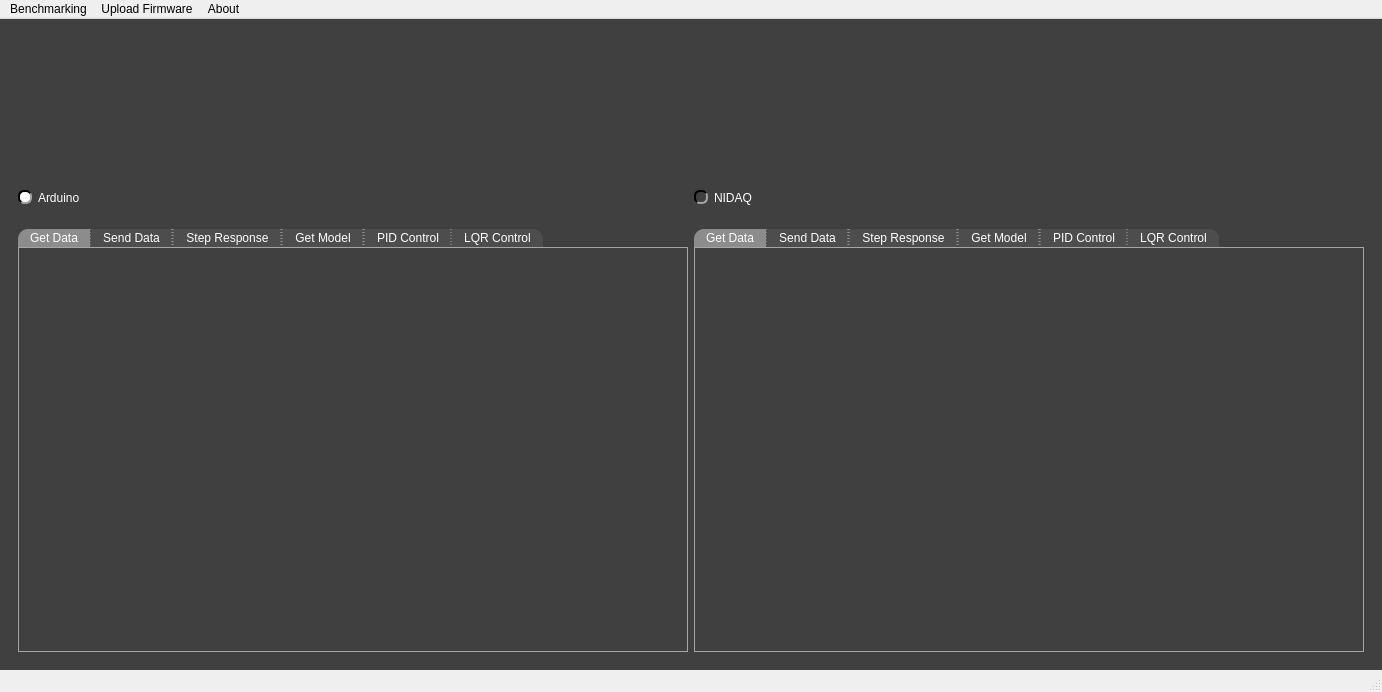
Before: the Qt Designer form pydaq/uis/PyDAQ_Base.ui in viniciusfs14/pydaq, drawn with Qt 5.
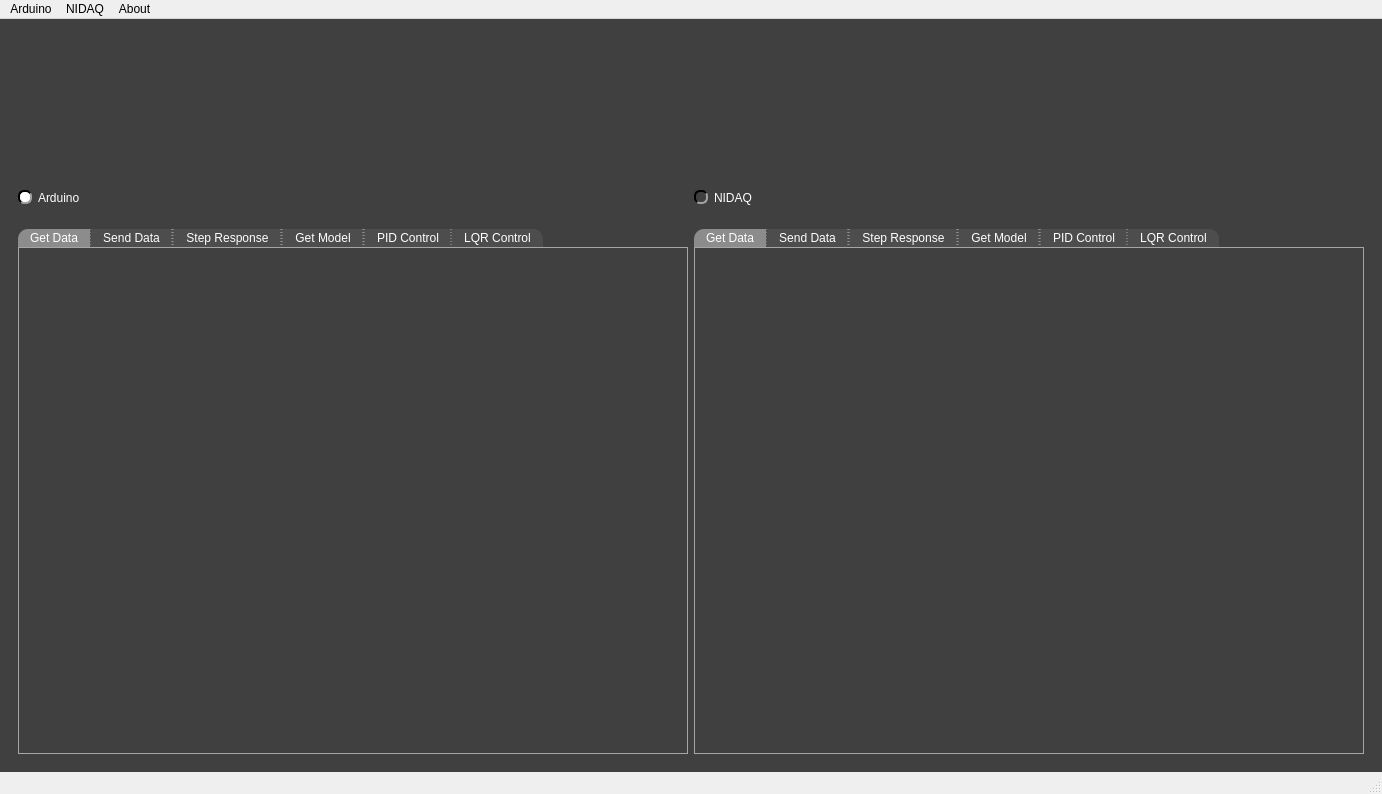
After: the same form once the commit is applied. Icons and pictures are not drawn. Custom widgets are drawn as their Qt base class.

Diff of the .ui file:
```diff
--- a/pydaq/uis/PyDAQ_Base.ui
+++ b/pydaq/uis/PyDAQ_Base.ui
@@ -7,7 +7,7 @@
     <x>0</x>
     <y>0</y>
     <width>1382</width>
-    <height>692</height>
+    <height>794</height>
    </rect>
   </property>
   <property name="minimumSize">
@@ -533,7 +533,7 @@
                 <x>0</x>
                 <y>0</y>
                 <width>650</width>
-                <height>363</height>
+                <height>465</height>
                </rect>
               </property>
               <layout class="QGridLayout" name="gridLayout_8">
@@ -723,7 +723,7 @@
                 <x>0</x>
                 <y>0</y>
                 <width>650</width>
-                <height>363</height>
+                <height>465</height>
                </rect>
               </property>
               <layout class="QGridLayout" name="gridLayout_11">
@@ -897,9 +897,9 @@
      <height>33</height>
     </rect>
    </property>
-   <widget class="QMenu" name="menuBeenchmarking">
+   <widget class="QMenu" name="menuArduino">
     <property name="title">
-     <string>Benchmarking</string>
+     <string>Arduino</string>
     </property>
     <addaction name="actionArduino_3"/>
     <addaction name="actionNIDAQ_3"/>
@@ -910,14 +910,14 @@
     </property>
     <addaction name="actionDocumentation"/>
    </widget>
-   <widget class="QMenu" name="menuFirmware">
+   <widget class="QMenu" name="menuNIDAQ">
     <property name="title">
-     <string>Upload Firmware</string>
+     <string>NIDAQ</string>
     </property>
     <addaction name="actionArduino_4"/>
    </widget>
-   <addaction name="menuBeenchmarking"/>
-   <addaction name="menuFirmware"/>
+   <addaction name="menuArduino"/>
+   <addaction name="menuNIDAQ"/>
    <addaction name="menuAbout"/>
   </widget>
   <widget class="QStatusBar" name="statusbar"/>
```
Left out of the diff: 44 changed lines with no effect on the pictures.
